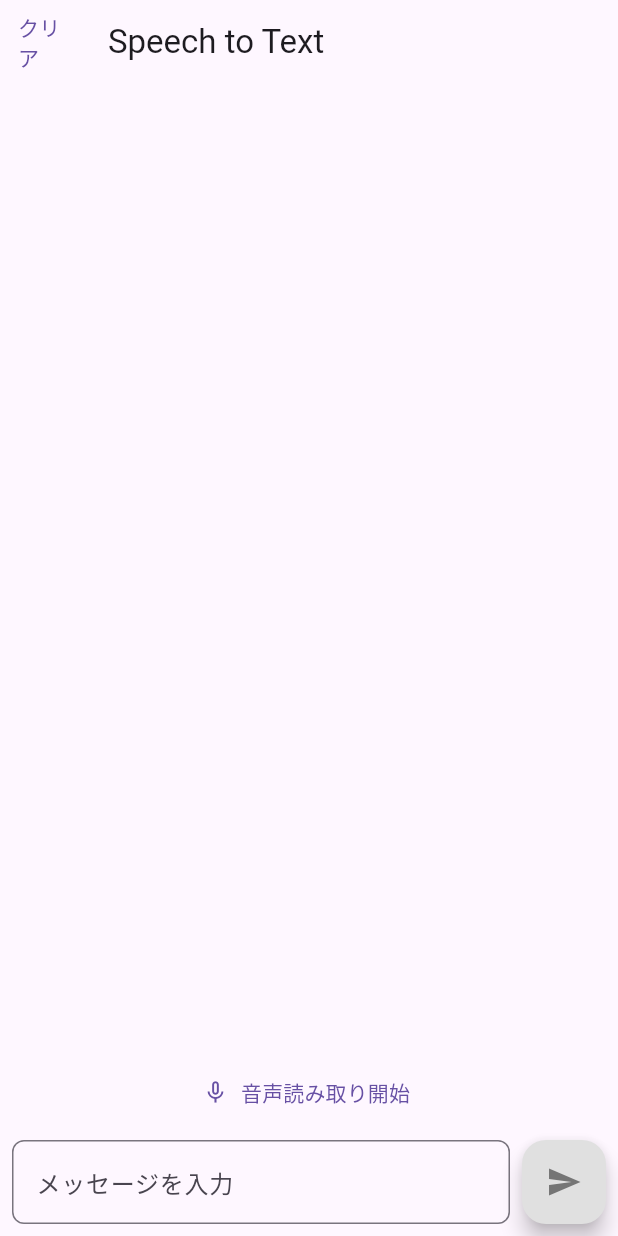
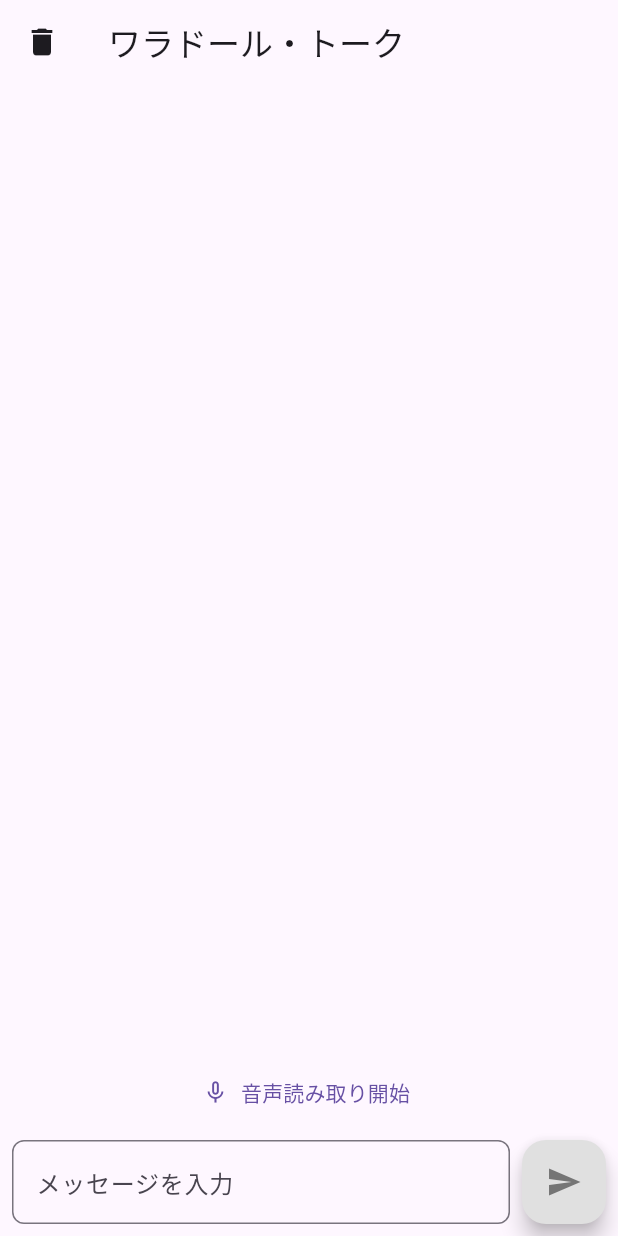
Before and after one commit to hitotori365/2025-zenn-hackathon, a Flutter app: the screen it shows after launch, on a phone screen of 412 x 824 dp. Run offline on Flutter 3.47's test engine with Material 3 defaults, Android fonts, the phone set to English and light mode, and no system bars; our stand-ins replace flutter_dotenv, flutter_riverpod, just_audio, speech_to_text; missing offline and left inert: dart:html.

Commit message:
アプリタイトルの修正。クリアボタンをリセットボタンとしてアイコンに変更

```diff
--- a/frontend/lib/views/speech_screen.dart
+++ b/frontend/lib/views/speech_screen.dart
@@ -34,10 +34,10 @@ class _SpeechToTextScreenState extends ConsumerState<SpeechToTextScreen> {
 
     return Scaffold(
       appBar: AppBar(
-        title: const Text('Speech to Text'),
-        leading: TextButton(
+        title: const Text('ワラドール・トーク'),
+        leading: IconButton(
+          icon: const Icon(Icons.delete),
           onPressed: speechNotifier.clearLists,
-          child: const Text("クリア"),
         ),
       ),
       body: Stack(
```
